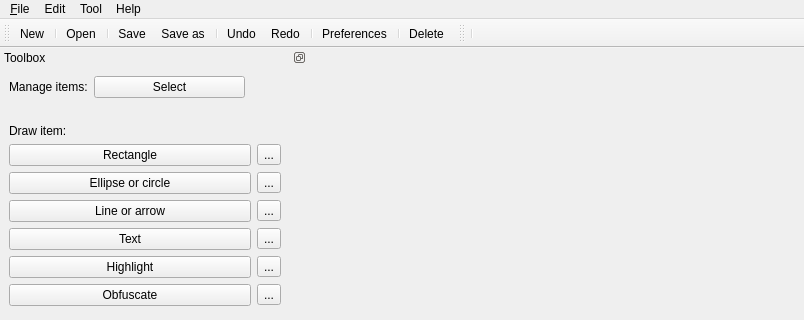
First picture: the form in src/ui/mainwindow.ui, repository KDE/kreenshot-editor, before the edit; both pictures show x 0 to 804 and y 0 to 320 of the 804 by 708 pixel window.
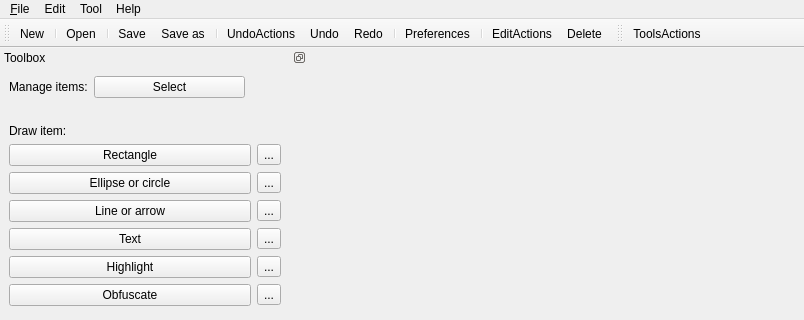
Second picture: the form after the edit. Icons and pictures are not drawn.

Commit message: add placeholders for tools actions

The edit to the form file:
```diff
--- a/src/ui/mainwindow.ui
+++ b/src/ui/mainwindow.ui
@@ -92,11 +92,13 @@
    <addaction name="actionSave"/>
    <addaction name="actionSaveAs"/>
    <addaction name="separator"/>
+   <addaction name="actionUndoActionsPlaceholder"/>
    <addaction name="actionUndo"/>
    <addaction name="actionRedo"/>
    <addaction name="separator"/>
    <addaction name="actionPreferences"/>
    <addaction name="separator"/>
+   <addaction name="actionEditActionsPlaceholder"/>
    <addaction name="actionItemDelete"/>
   </widget>
   <widget class="QDockWidget" name="containerToolbox">
@@ -448,7 +450,7 @@
    <attribute name="toolBarBreak">
     <bool>false</bool>
    </attribute>
-   <addaction name="separator"/>
+   <addaction name="actionToolsActionsPlaceholder"/>
   </widget>
   <action name="actionOpen">
    <property name="icon">
@@ -583,6 +585,21 @@
     <string>Del</string>
    </property>
   </action>
+  <action name="actionUndoActionsPlaceholder">
+   <property name="text">
+    <string>UndoActions</string>
+   </property>
+  </action>
+  <action name="actionEditActionsPlaceholder">
+   <property name="text">
+    <string>EditActions</string>
+   </property>
+  </action>
+  <action name="actionToolsActionsPlaceholder">
+   <property name="text">
+    <string>ToolsActions</string>
+   </property>
+  </action>
  </widget>
  <resources/>
  <connections>
```
Left out of the diff: 3 changed lines with no effect on the pictures. The commit also changes 4 other files.
